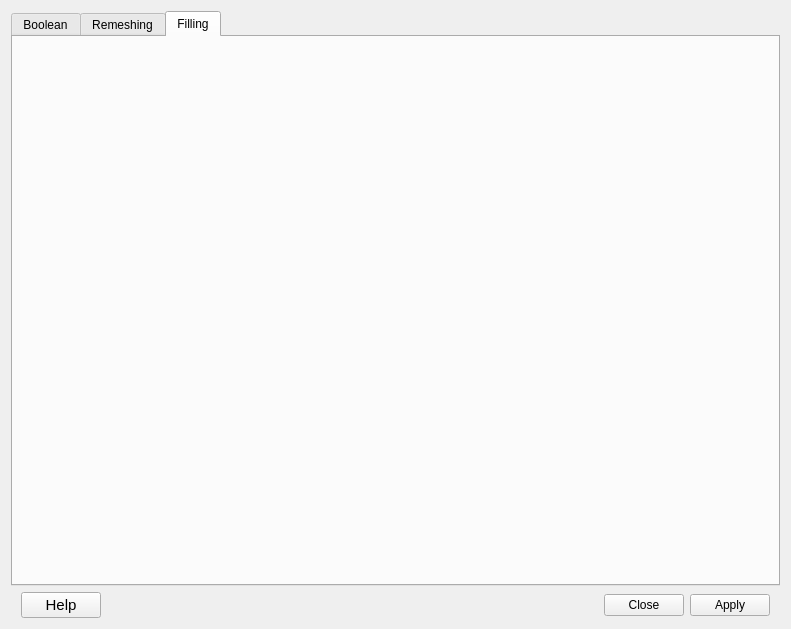
This is add_pipeline_element/AddDialog.ui in SalomePlatform/meshbooleanplugin as Qt 5 draws it before an edit. The edited form follows.
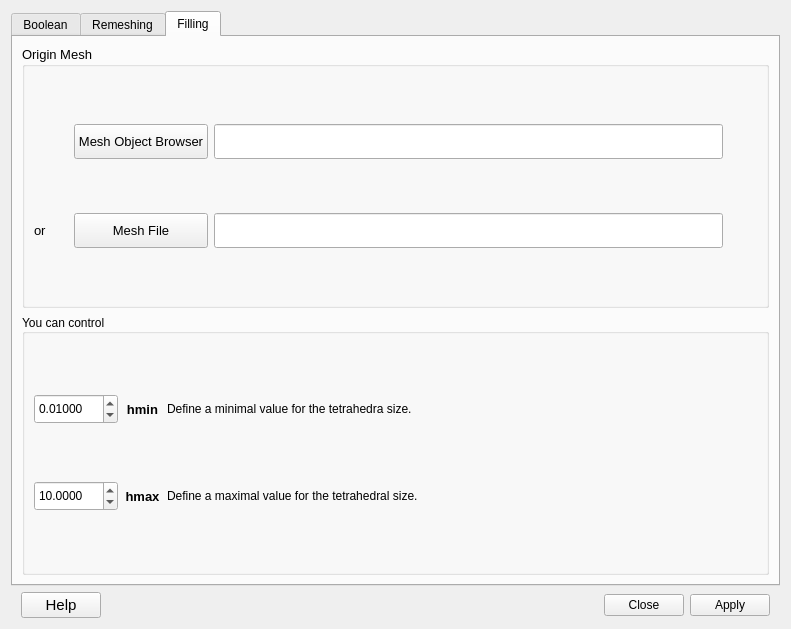
This is the edited form. The open tabs and pages were chosen to show the change.

Commit message: feat: icons and fix path of import

What changed in the file:
```diff
--- a/add_pipeline_element/AddDialog.ui
+++ b/add_pipeline_element/AddDialog.ui
@@ -1593,6 +1593,366 @@
         <attribute name="title">
          <string>Filling</string>
         </attribute>
+        <layout class="QGridLayout" name="gridLayout_3">
+         <item row="0" column="0">
+          <widget class="QGroupBox" name="groupBox_13">
+           <property name="enabled">
+            <bool>true</bool>
+           </property>
+           <property name="sizePolicy">
+            <sizepolicy hsizetype="Expanding" vsizetype="Expanding">
+             <horstretch>1</horstretch>
+             <verstretch>1</verstretch>
+            </sizepolicy>
+           </property>
+           <property name="sizeIncrement">
+            <size>
+             <width>0</width>
+             <height>0</height>
+            </size>
+           </property>
+           <property name="font">
+            <font>
+             <pointsize>10</pointsize>
+            </font>
+           </property>
+           <property name="mouseTracking">
+            <bool>true</bool>
+           </property>
+           <property name="autoFillBackground">
+            <bool>false</bool>
+           </property>
+           <property name="title">
+            <string>Origin Mesh</string>
+           </property>
+           <layout class="QGridLayout" name="gridLayout_18" rowstretch="0,0" columnstretch="1,2,15,1">
+            <property name="sizeConstraint">
+             <enum>QLayout::SetDefaultConstraint</enum>
+            </property>
+            <property name="bottomMargin">
+             <number>9</number>
+            </property>
+            <property name="verticalSpacing">
+             <number>6</number>
+            </property>
+            <item row="1" column="1">
+             <widget class="QPushButton" name="PB_MeshFile_L_2">
+              <property name="sizePolicy">
+               <sizepolicy hsizetype="Minimum" vsizetype="Fixed">
+                <horstretch>1</horstretch>
+                <verstretch>0</verstretch>
+               </sizepolicy>
+              </property>
+              <property name="minimumSize">
+               <size>
+                <width>0</width>
+                <height>35</height>
+               </size>
+              </property>
+              <property name="font">
+               <font>
+                <pointsize>10</pointsize>
+               </font>
+              </property>
+              <property name="text">
+               <string>Mesh File</string>
+              </property>
+              <property name="iconSize">
+               <size>
+                <width>18</width>
+                <height>18</height>
+               </size>
+              </property>
+             </widget>
+            </item>
+            <item row="0" column="2">
+             <widget class="QLineEdit" name="LE_MeshSmesh_L_2">
+              <property name="minimumSize">
+               <size>
+                <width>0</width>
+                <height>35</height>
+               </size>
+              </property>
+              <property name="font">
+               <font>
+                <pointsize>10</pointsize>
+               </font>
+              </property>
+             </widget>
+            </item>
+            <item row="0" column="3">
+             <spacer name="horizontalSpacer_9">
+              <property name="orientation">
+               <enum>Qt::Horizontal</enum>
+              </property>
+              <property name="sizeHint" stdset="0">
+               <size>
+                <width>40</width>
+                <height>20</height>
+               </size>
+              </property>
+             </spacer>
+            </item>
+            <item row="1" column="3">
+             <spacer name="horizontalSpacer_15">
+              <property name="orientation">
+               <enum>Qt::Horizontal</enum>
+              </property>
+              <property name="sizeHint" stdset="0">
+               <size>
+                <width>40</width>
+                <height>20</height>
+               </size>
+              </property>
+             </spacer>
+            </item>
+            <item row="1" column="2">
+             <widget class="QLineEdit" name="LE_MeshFile_L_2">
+              <property name="sizePolicy">
+               <sizepolicy hsizetype="Expanding" vsizetype="Fixed">
+                <horstretch>1</horstretch>
+                <verstretch>0</verstretch>
+               </sizepolicy>
+              </property>
+              <property name="minimumSize">
+               <size>
+                <width>0</width>
+                <height>35</height>
+               </size>
+              </property>
+              <property name="font">
+               <font>
+                <pointsize>10</pointsize>
+               </font>
+              </property>
+             </widget>
+            </item>
+            <item row="0" column="1">
+             <widget class="QPushButton" name="PB_MeshSmesh_L_2">
+              <property name="sizePolicy">
+               <sizepolicy hsizetype="Minimum" vsizetype="Fixed">
+                <horstretch>1</horstretch>
+                <verstretch>0</verstretch>
+               </sizepolicy>
+              </property>
+              <property name="minimumSize">
+               <size>
+                <width>0</width>
+                <height>35</height>
+               </size>
+              </property>
+              <property name="text">
+               <string>Mesh Object Browser</string>
+              </property>
+              <property name="iconSize">
+               <size>
+                <width>18</width>
+                <height>18</height>
+               </size>
+              </property>
+              <property name="checkable">
+               <bool>false</bool>
+              </property>
+             </widget>
+            </item>
+            <item row="1" column="0">
+             <widget class="QLabel" name="label_24">
+              <property name="sizePolicy">
+               <sizepolicy hsizetype="Expanding" vsizetype="Preferred">
+                <horstretch>0</horstretch>
+                <verstretch>0</verstretch>
+               </sizepolicy>
+              </property>
+              <property name="text">
+               <string>or</string>
+              </property>
+             </widget>
+            </item>
+           </layout>
+          </widget>
+         </item>
+         <item row="1" column="0">
+          <widget class="QGroupBox" name="groupBox_14">
+           <property name="enabled">
+            <bool>true</bool>
+           </property>
+           <property name="sizePolicy">
+            <sizepolicy hsizetype="Expanding" vsizetype="Expanding">
+             <horstretch>1</horstretch>
+             <verstretch>1</verstretch>
+            </sizepolicy>
+           </property>
+           <property name="minimumSize">
+            <size>
+             <width>700</width>
+             <height>170</height>
+            </size>
+           </property>
+           <property name="title">
+            <string>You can control</string>
+           </property>
+           <property name="alignment">
+            <set>Qt::AlignLeading|Qt::AlignLeft|Qt::AlignVCenter</set>
+           </property>
+           <property name="flat">
+            <bool>false</bool>
+           </property>
+           <property name="checkable">
+            <bool>false</bool>
+           </property>
+           <layout class="QGridLayout" name="gridLayout_20" rowstretch="0,0" columnstretch="2,1,15,0">
+            <property name="sizeConstraint">
+             <enum>QLayout::SetNoConstraint</enum>
+            </property>
+            <property name="rightMargin">
+             <number>9</number>
+            </property>
+            <item row="1" column="1">
+             <widget class="QLabel" name="label_27">
+              <property name="font">
+               <font>
+                <pointsize>10</pointsize>
+                <weight>75</weight>
+                <bold>true</bold>
+               </font>
+              </property>
+              <property name="text">
+               <string>hmax</string>
+              </property>
+              <property name="alignment">
+               <set>Qt::AlignCenter</set>
+              </property>
+             </widget>
+            </item>
+            <item row="1" column="2">
+             <widget class="QLabel" name="label_28">
+              <property name="minimumSize">
+               <size>
+                <width>0</width>
+                <height>30</height>
+               </size>
+              </property>
+              <property name="toolTip">
+               <string/>
+              </property>
+              <property name="text">
+               <string>Define a maximal value for the tetrahedral size.</string>
+              </property>
+              <property name="wordWrap">
+               <bool>true</bool>
+              </property>
+             </widget>
+            </item>
+            <item row="0" column="2">
+             <widget class="QLabel" name="label_26">
+              <property name="minimumSize">
+               <size>
+                <width>0</width>
+                <height>30</height>
+               </size>
+              </property>
+              <property name="toolTip">
+               <string/>
+              </property>
+              <property name="text">
+               <string>Define a minimal value for the tetrahedra size.</string>
+              </property>
+              <property name="wordWrap">
+               <bool>true</bool>
+              </property>
+             </widget>
+            </item>
+            <item row="1" column="0">
+             <widget class="QDoubleSpinBox" name="SP_Hmax_Filling">
+              <property name="minimumSize">
+               <size>
+                <width>0</width>
+                <height>30</height>
+               </size>
+              </property>
+              <property name="decimals">
+               <number>4</number>
+              </property>
+              <property name="value">
+               <double>10.000000000000000</double>
+              </property>
+             </widget>
+            </item>
+            <item row="1" column="3">
+             <spacer name="horizontalSpacer_26">
+              <property name="orientation">
+               <enum>Qt::Horizontal</enum>
+              </property>
+              <property name="sizeHint" stdset="0">
+               <size>
+                <width>40</width>
+                <height>20</height>
+               </size>
+              </property>
+             </spacer>
+            </item>
+            <item row="0" column="0">
+             <widget class="QDoubleSpinBox" name="SP_Hmin_Filling">
+              <property name="minimumSize">
+               <size>
+                <width>0</width>
+                <height>30</height>
+               </size>
+              </property>
+              <property name="decimals">
+               <number>5</number>
+              </property>
+              <property name="minimum">
+               <double>0.000000000000000</double>
+              </property>
+              <property name="maximum">
+               <double>100.000000000000000</double>
+              </property>
+              <property name="singleStep">
+               <double>0.100000000000000</double>
+              </property>
+              <property name="stepType">
+               <enum>QAbstractSpinBox::AdaptiveDecimalStepType</enum>
+              </property>
+              <property name="value">
+               <double>0.010000000000000</double>
+              </property>
+             </widget>
+            </item>
+            <item row="0" column="1">
+             <widget class="QLabel" name="label_29">
+              <property name="font">
+               <font>
+                <pointsize>10</pointsize>
+                <weight>75</weight>
+                <bold>true</bold>
+               </font>
+              </property>
+              <property name="text">
+               <string>hmin</string>
+              </property>
+              <property name="alignment">
+               <set>Qt::AlignCenter</set>
+              </property>
+             </widget>
+            </item>
+            <item row="0" column="3">
+             <spacer name="horizontalSpacer_28">
+              <property name="orientation">
+               <enum>Qt::Horizontal</enum>
+              </property>
+              <property name="sizeHint" stdset="0">
+               <size>
+                <width>40</width>
+                <height>20</height>
+               </size>
+              </property>
+             </spacer>
+            </item>
+           </layout>
+          </widget>
+         </item>
+        </layout>
        </widget>
       </widget>
      </item>
```
Left out of the diff: 2 changed lines with no effect on the pictures. The commit also changes 10 other files.
